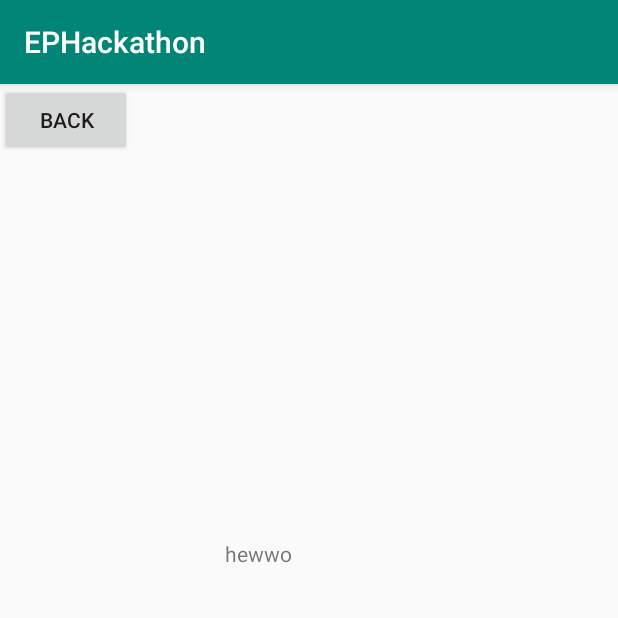
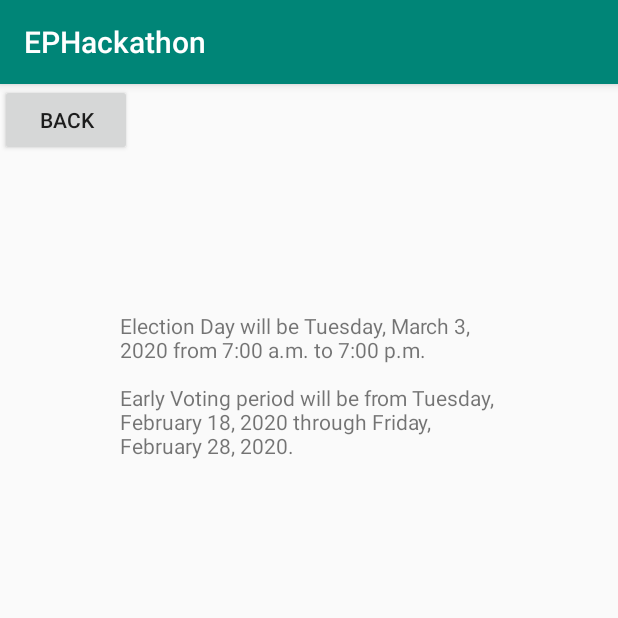
Before and after one commit to ibecerra4/EPHACKATHON, an Android app: the CurrentElection screen opened directly, with no data from a screen before it, on a phone screen of 412 x 824 dp, the top half of it. Run offline under Robolectric (Android 15) with nearby library versions, the phone set to English and light mode, and no system bars.

Commit message:
Top menu and Election section updated

```diff
--- a/app/src/main/res/layout/activity_current_election.xml
+++ b/app/src/main/res/layout/activity_current_election.xml
@@ -7,19 +7,19 @@
     tools:context=".MainActivity">
 
     <TextView
-        android:layout_width="wrap_content"
-        android:layout_height="wrap_content"
+        android:layout_width="249dp"
+        android:layout_height="341dp"
         android:layout_alignParentStart="true"
         android:layout_alignParentLeft="true"
         android:layout_alignParentTop="true"
         android:layout_alignParentEnd="true"
         android:layout_alignParentRight="true"
-        android:layout_marginStart="150dp"
-        android:layout_marginLeft="150dp"
-        android:layout_marginTop="303dp"
-        android:layout_marginEnd="151dp"
-        android:layout_marginRight="151dp"
-        android:text="hewwo" />
+        android:layout_marginStart="80dp"
+        android:layout_marginLeft="80dp"
+        android:layout_marginTop="151dp"
+        android:layout_marginEnd="82dp"
+        android:layout_marginRight="82dp"
+        android:text="Election Day will be Tuesday, March 3, 2020 from 7:00 a.m. to 7:00 p.m.\n\nEarly Voting period will be from Tuesday, February 18, 2020 through Friday, February 28, 2020." />
 
     <Button
         android:id="@+id/button2"
```
